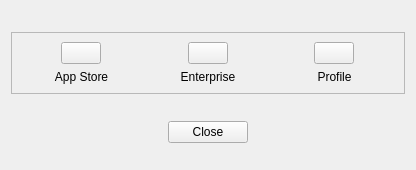
This is FWAdminLib/CreateMobileFilesetDlg.ui in fw-dev/translations as Qt 5 draws it before an edit. The edited form follows.
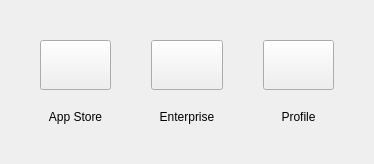
This is the edited form. Icons and pictures are not drawn.

What changed in the file:
```diff
--- a/FWAdminLib/CreateMobileFilesetDlg.ui
+++ b/FWAdminLib/CreateMobileFilesetDlg.ui
@@ -6,8 +6,8 @@
    <rect>
     <x>0</x>
     <y>0</y>
-    <width>416</width>
-    <height>170</height>
+    <width>374</width>
+    <height>164</height>
    </rect>
   </property>
   <property name="sizePolicy">
@@ -25,36 +25,78 @@
   <property name="windowTitle">
    <string>Create New Fileset</string>
   </property>
-  <layout class="QVBoxLayout" name="verticalLayout">
-   <property name="spacing">
-    <number>6</number>
-   </property>
-   <property name="bottomMargin">
-    <number>6</number>
-   </property>
-   <item>
-    <widget class="QFrame" name="frame">
-     <property name="sizePolicy">
-      <sizepolicy hsizetype="Minimum" vsizetype="Fixed">
-       <horstretch>0</horstretch>
-       <verstretch>0</verstretch>
-      </sizepolicy>
-     </property>
-     <property name="frameShape">
-      <enum>QFrame::StyledPanel</enum>
-     </property>
-     <property name="frameShadow">
-      <enum>QFrame::Raised</enum>
-     </property>
      <layout class="QGridLayout" name="gridLayout">
+   <property name="horizontalSpacing">
+    <number>40</number>
+   </property>
+   <property name="verticalSpacing">
+    <number>20</number>
+   </property>
+   <property name="margin">
+    <number>40</number>
+   </property>
+   <item row="1" column="1">
+    <widget class="QLabel" name="appStoreLabel">
+     <property name="sizePolicy">
+      <sizepolicy hsizetype="Preferred" vsizetype="Fixed">
+       <horstretch>0</horstretch>
+       <verstretch>0</verstretch>
+      </sizepolicy>
+     </property>
+     <property name="text">
+      <string>App Store</string>
+     </property>
+     <property name="alignment">
+      <set>Qt::AlignHCenter|Qt::AlignTop</set>
+     </property>
+    </widget>
+   </item>
+   <item row="1" column="3">
+    <widget class="QLabel" name="profileLabel">
+     <property name="sizePolicy">
+      <sizepolicy hsizetype="Preferred" vsizetype="Fixed">
+       <horstretch>0</horstretch>
+       <verstretch>0</verstretch>
+      </sizepolicy>
+     </property>
+     <property name="text">
+      <string>Profile</string>
+     </property>
+     <property name="alignment">
+      <set>Qt::AlignHCenter|Qt::AlignTop</set>
+     </property>
+    </widget>
+   </item>
+   <item row="0" column="3">
+    <widget class="QPushButton" name="profileButton">
+     <property name="sizePolicy">
+      <sizepolicy hsizetype="Minimum" vsizetype="Minimum">
+       <horstretch>0</horstretch>
+       <verstretch>0</verstretch>
+      </sizepolicy>
+     </property>
+     <property name="toolTip">
+      <string>Create a profile fileset for iOS devices</string>
+     </property>
+     <property name="text">
+      <string/>
+     </property>
+     <property name="icon">
+      <iconset resource="../FileWaveGuiLib/GuiLib.qrc">
+       <normaloff>:/IDI_ICON_APPLE_CONFIGURATOR</normaloff>:/IDI_ICON_APPLE_CONFIGURATOR</iconset>
+     </property>
+     <property name="iconSize">
+      <size>
+       <width>32</width>
+       <height>32</height>
+      </size>
+     </property>
+    </widget>
+   </item>
       <item row="0" column="2">
-       <layout class="QVBoxLayout" name="verticalLayout_14">
-        <item>
-         <layout class="QHBoxLayout" name="horizontalLayout_11">
-          <item>
            <widget class="QPushButton" name="enterpriseButton">
             <property name="sizePolicy">
-             <sizepolicy hsizetype="Fixed" vsizetype="Fixed">
+      <sizepolicy hsizetype="Minimum" vsizetype="Minimum">
               <horstretch>0</horstretch>
               <verstretch>0</verstretch>
              </sizepolicy>
@@ -77,28 +119,26 @@
             </property>
            </widget>
           </item>
-         </layout>
-        </item>
-        <item>
+   <item row="1" column="2">
          <widget class="QLabel" name="appStoreLabel_2">
+     <property name="sizePolicy">
+      <sizepolicy hsizetype="Preferred" vsizetype="Fixed">
+       <horstretch>0</horstretch>
+       <verstretch>0</verstretch>
+      </sizepolicy>
+     </property>
           <property name="text">
            <string>Enterprise</string>
           </property>
           <property name="alignment">
-           <set>Qt::AlignCenter</set>
+      <set>Qt::AlignHCenter|Qt::AlignTop</set>
           </property>
          </widget>
         </item>
-       </layout>
-      </item>
-      <item row="0" column="0">
-       <layout class="QVBoxLayout" name="verticalLayout_13">
-        <item>
-         <layout class="QHBoxLayout" name="horizontalLayout_10">
-          <item>
+   <item row="0" column="1">
            <widget class="QPushButton" name="appStoreButton">
             <property name="sizePolicy">
-             <sizepolicy hsizetype="Fixed" vsizetype="Fixed">
+      <sizepolicy hsizetype="Minimum" vsizetype="Minimum">
               <horstretch>0</horstretch>
               <verstretch>0</verstretch>
              </sizepolicy>
@@ -120,104 +160,6 @@
              </size>
             </property>
            </widget>
-          </item>
-         </layout>
-        </item>
-        <item>
-         <widget class="QLabel" name="appStoreLabel">
-          <property name="text">
-           <string>App Store</string>
-          </property>
-          <property name="alignment">
-           <set>Qt::AlignCenter</set>
-          </property>
-         </widget>
-        </item>
-       </layout>
-      </item>
-      <item row="0" column="3">
-       <layout class="QVBoxLayout" name="verticalLayout_12">
-        <item>
-         <layout class="QHBoxLayout" name="horizontalLayout_9">
-          <item>
-           <widget class="QPushButton" name="profileButton">
-            <property name="sizePolicy">
-             <sizepolicy hsizetype="Fixed" vsizetype="Fixed">
-              <horstretch>0</horstretch>
-              <verstretch>0</verstretch>
-             </sizepolicy>
-            </property>
-            <property name="toolTip">
-             <string>Import an existing .fileset file</string>
-            </property>
-            <property name="text">
-             <string/>
-            </property>
-            <property name="icon">
-             <iconset resource="../FileWaveGuiLib/GuiLib.qrc">
-              <normaloff>:/IDI_ICON_FILESET_PROFILE_32</normaloff>:/IDI_ICON_FILESET_PROFILE_32</iconset>
-            </property>
-            <property name="iconSize">
-             <size>
-              <width>32</width>
-              <height>32</height>
-             </size>
-            </property>
-           </widget>
-          </item>
-         </layout>
-        </item>
-        <item>
-         <widget class="QLabel" name="profileLabel">
-          <property name="text">
-           <string>Profile</string>
-          </property>
-          <property name="alignment">
-           <set>Qt::AlignCenter</set>
-          </property>
-         </widget>
-        </item>
-       </layout>
-      </item>
-     </layout>
-    </widget>
-   </item>
-   <item>
-    <layout class="QHBoxLayout" name="horizontalLayout">
-     <item>
-      <spacer name="horizontalSpacer_2">
-       <property name="orientation">
-        <enum>Qt::Horizontal</enum>
-       </property>
-       <property name="sizeHint" stdset="0">
-        <size>
-         <width>40</width>
-         <height>20</height>
-        </size>
-       </property>
-      </spacer>
-     </item>
-     <item>
-      <widget class="QPushButton" name="closeButton">
-       <property name="text">
-        <string>Close</string>
-       </property>
-      </widget>
-     </item>
-     <item>
-      <spacer name="horizontalSpacer">
-       <property name="orientation">
-        <enum>Qt::Horizontal</enum>
-       </property>
-       <property name="sizeHint" stdset="0">
-        <size>
-         <width>40</width>
-         <height>20</height>
-        </size>
-       </property>
-      </spacer>
-     </item>
-    </layout>
    </item>
   </layout>
  </widget>
```
Left out of the diff: 8 changed lines with no effect on the pictures. Lines whose indentation alone changed are shown as unchanged.
